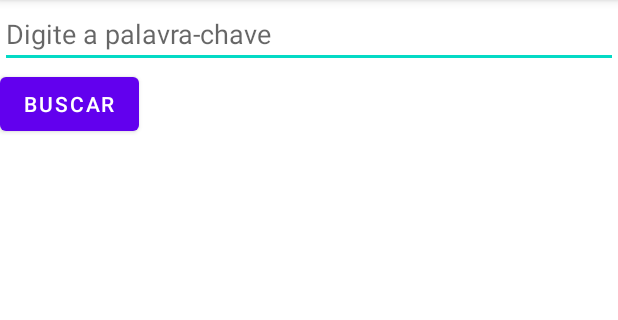
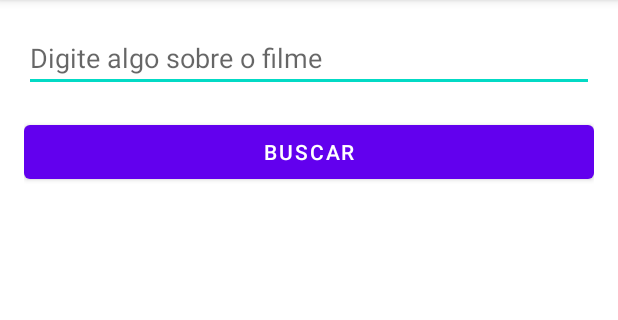
Before and after one commit to vitorakutsu/app-my-movies, an Android app: the fragment SearchFragment shown on its own in the app's theme, on a phone screen of 412 x 824 dp, the part 84-404 px from its top. Run offline under Robolectric (Android 15) with nearby library versions, the phone set to English and light mode, and no system bars.

Commit message:
feat: added xml files

```diff
--- a/app/src/main/res/layout/fragment_search.xml
+++ b/app/src/main/res/layout/fragment_search.xml
@@ -1,23 +1,42 @@
-<LinearLayout xmlns:android="http://schemas.android.com/apk/res/android"
-    android:orientation="vertical"
+<androidx.constraintlayout.widget.ConstraintLayout
+    xmlns:android="http://schemas.android.com/apk/res/android"
+    xmlns:app="http://schemas.android.com/apk/res-auto"
+    xmlns:tools="http://schemas.android.com/tools"
+    android:id="@+id/relativeLayout"
     android:layout_width="match_parent"
-    android:layout_height="match_parent">
+    android:layout_height="match_parent"
+    android:padding="16dp">
 
     <EditText
         android:id="@+id/searchInput"
-        android:layout_width="match_parent"
+        android:layout_width="0dp"
         android:layout_height="wrap_content"
-        android:hint="Digite a palavra-chave" />
+        android:hint="Digite algo sobre o filme"
+        app:layout_constraintTop_toTopOf="parent"
+        app:layout_constraintStart_toStartOf="parent"
+        app:layout_constraintEnd_toEndOf="parent"
+        app:layout_constraintBottom_toTopOf="@+id/searchButton"
+        android:layout_marginBottom="16dp" />
 
     <Button
         android:id="@+id/searchButton"
-        android:layout_width="wrap_content"
+        android:layout_width="0dp"
         android:layout_height="wrap_content"
-        android:text="Buscar" />
+        android:text="Buscar"
+        app:layout_constraintTop_toBottomOf="@id/searchInput"
+        app:layout_constraintStart_toStartOf="parent"
+        app:layout_constraintEnd_toEndOf="parent"
+        app:layout_constraintBottom_toTopOf="@+id/recyclerViewMovies"
+        android:layout_marginBottom="16dp" />
 
     <androidx.recyclerview.widget.RecyclerView
         android:id="@+id/recyclerViewMovies"
-        android:layout_width="match_parent"
-        android:layout_height="wrap_content" />
+        android:layout_width="0dp"
+        android:layout_height="0dp"
+        android:layout_marginTop="16dp"
+        app:layout_constraintTop_toBottomOf="@id/searchButton"
+        app:layout_constraintStart_toStartOf="parent"
+        app:layout_constraintEnd_toEndOf="parent"
+        app:layout_constraintBottom_toBottomOf="parent" />
 
-</LinearLayout>
+</androidx.constraintlayout.widget.ConstraintLayout>
```
Also changed, not shown: app/src/main/res/layout/activity_main.xml (+1 -15 lines), app/src/main/res/layout/app_bar_main.xml (+0 -23 lines), app/src/main/res/layout/content_main.xml (+2 -5 lines), app/src/main/res/layout/fragment_movie_detail.xml (+32 -14 lines), app/src/main/res/menu/activity_main_drawer.xml (+6 -3 lines), app/src/main/res/menu/main.xml (+0 -8 lines).
